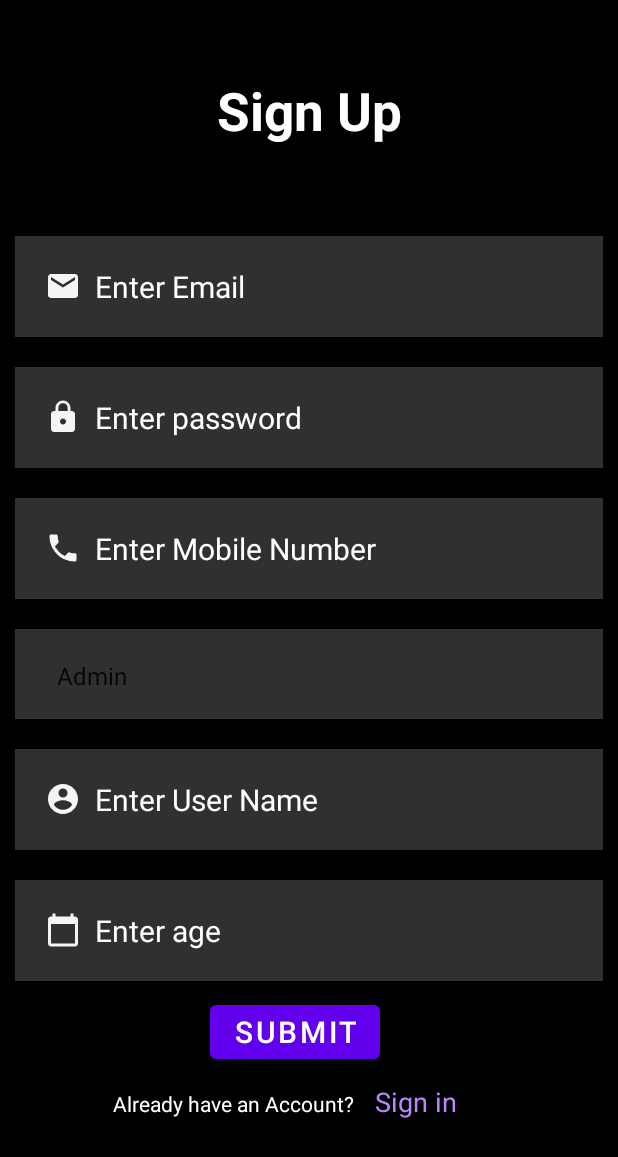
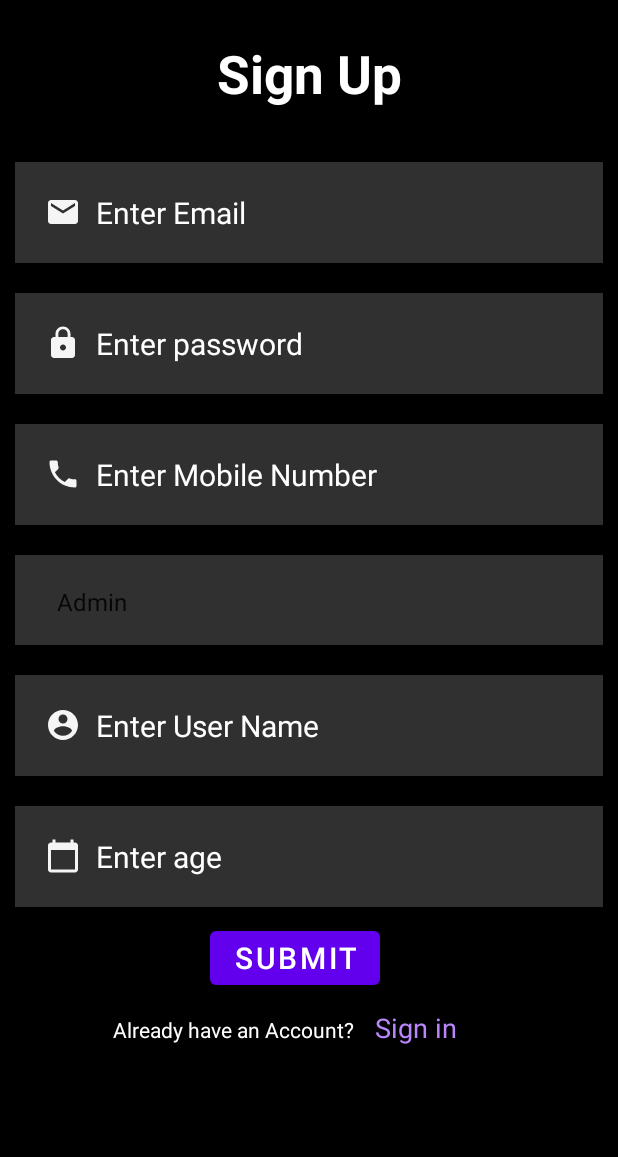
Before and after one commit to kranthi978/LuoRower, an Android app: the screen it shows after launch (homeactivity), on a phone screen of 412 x 824 dp. Shown: the top 1157 px of the screen. Run offline under Robolectric (Android 15) with nearby library versions, the phone set to English and light mode, and no system bars.

Commit message:
Changes to activity_homeactivity.xml Added padding to icons. Added input type to Mobile Number.

```diff
--- a/app/src/main/res/layout/activity_homeactivity.xml
+++ b/app/src/main/res/layout/activity_homeactivity.xml
@@ -14,7 +14,7 @@
         android:textColor="@color/white"
         android:textSize="35dp"
         android:textStyle="bold"
-        android:layout_margin="50dp"
+        android:layout_margin="25dp"
         android:gravity="center"
 
         />
@@ -24,12 +24,13 @@
         android:id="@+id/email"
         android:layout_below="@+id/signup"
         android:background="#30ffffff"
-        android:hint="  Enter Email"
+        android:hint="Enter Email"
         android:textColorHint="@color/white"
         android:textColor="@color/white"
         android:layout_margin="10dp"
         android:padding="20dp"
         android:textSize="20dp"
+        android:drawablePadding="10dp"
         android:drawableLeft="@drawable/ic_baseline_email_24"
         />
     <EditText
@@ -37,7 +38,7 @@
         android:layout_height="wrap_content"
         android:id="@+id/password"
         android:layout_below="@+id/email"
-        android:hint="  Enter password"
+        android:hint="Enter password"
         android:background="#30ffffff"
         android:textColorHint="@color/white"
         android:textColor="@color/white"
@@ -45,6 +46,7 @@
         android:padding="20dp"
         android:textSize="20dp"
         android:inputType="textPassword"
+        android:drawablePadding="10dp"
         android:drawableLeft="@drawable/ic_baseline_lock_24"
         />
     <EditText
@@ -53,12 +55,14 @@
         android:id="@+id/mobile"
         android:background="#30ffffff"
         android:layout_below="@+id/password"
-        android:hint="  Enter Mobile Number"
+        android:hint="Enter Mobile Number"
         android:textColorHint="@color/white"
         android:textColor="@color/white"
         android:layout_margin="10dp"
         android:padding="20dp"
         android:textSize="20dp"
+        android:inputType="phone"
+        android:drawablePadding="10dp"
         android:drawableLeft="@drawable/ic_baseline_phone_24"
         />
     <EditText
@@ -66,7 +70,7 @@
         android:layout_height="wrap_content"
         android:id="@+id/user_name"
         android:layout_below="@+id/select"
-        android:hint="  Enter User Name"
+        android:hint="Enter User Name"
         android:background="#30ffffff"
         android:textColorHint="@color/white"
         android:textColor="@color/white"
@@ -74,19 +78,21 @@
         android:padding="20dp"
         android:textSize="20dp"
         android:drawableLeft="@drawable/ic_baseline_account_circle_24"
+        android:drawablePadding="10dp"
         />
     <EditText
         android:layout_width="match_parent"
         android:layout_height="wrap_content"
         android:id="@+id/age"
         android:layout_below="@+id/user_name"
-        android:hint="  Enter age"
+        android:hint="Enter age"
         android:background="#30ffffff"
         android:textColorHint="@color/white"
         android:textColor="@color/white"
         android:layout_margin="10dp"
         android:padding="20dp"
         android:textSize="20dp"
+        android:drawablePadding="10dp"
         android:drawableLeft="@drawable/ic_baseline_calendar_today_24"
         />
     <Spinner
@@ -115,7 +121,6 @@
         android:text="Submit"
         android:layout_below="@+id/age"
         android:textColor="@color/white"
-
         android:textSize="20dp" />
 
     <LinearLayout
```
